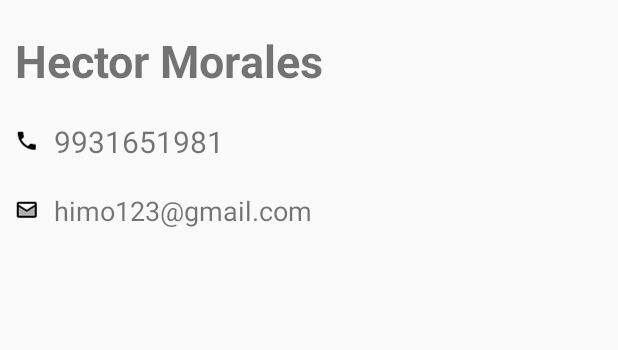
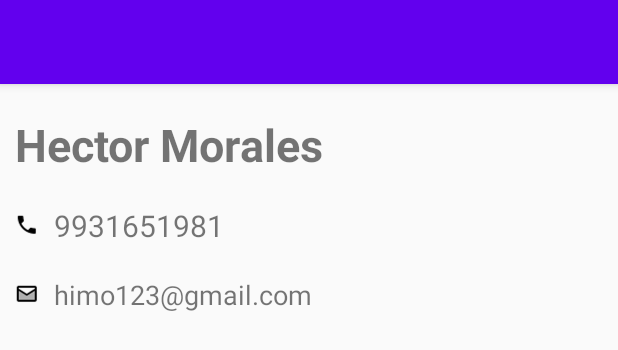
Before and after one commit to himo123/MisContactos, an Android app: the layout activity_detalle_contacto.xml on its own in the app's theme, with its tools: preview values and no code run, on a phone screen of 412 x 824 dp. Shown: the top 350 px of the screen. Run offline under Robolectric (Android 15) with nearby library versions, the phone set to English and light mode, and no system bars.

Commit message:
Commit despues de borrar todo el codigo del RecyclerView porque no funcionó Commit con el RecyclerView funcionando correctamente (semana 3) Commit con el ActionBar realizando el actionbar.xml

```diff
--- /dev/null
+++ b/app/src/main/res/layout/actionbar.xml
@@ -0,0 +1,9 @@
+<?xml version="1.0" encoding="utf-8"?>
+<androidx.appcompat.widget.Toolbar
+    xmlns:android="http://schemas.android.com/apk/res/android"
+    android:layout_width="match_parent"
+    android:layout_height="?attr/actionBarSize"
+    android:background="@color/colorPrimary"
+    android:elevation="@dimen/elevacion_actionbar">
+
+</androidx.appcompat.widget.Toolbar>
--- a/app/src/main/res/layout/activity_detalle_contacto.xml
+++ b/app/src/main/res/layout/activity_detalle_contacto.xml
@@ -4,17 +4,20 @@
     xmlns:tools="http://schemas.android.com/tools"
     android:layout_width="match_parent"
     android:layout_height="match_parent"
-    android:layout_marginLeft="@dimen/left"
-    android:layout_marginTop="@dimen/top"
-    android:layout_marginRight="@dimen/left"
-    android:layout_marginBottom="@dimen/top"
     android:orientation="vertical"
     tools:context=".DetalleContacto">
+
+    <include
+        android:id="@+id/miActionBar"
+        layout="@layout/actionbar"></include>
 
     <TextView
         android:id="@+id/tvNombreContacto"
         android:layout_width="wrap_content"
         android:layout_height="wrap_content"
+        android:layout_marginLeft="@dimen/left"
+        android:layout_marginTop="@dimen/top"
+        android:layout_marginRight="@dimen/left"
         android:text="@string/nombreContacto"
         android:textStyle="bold"
         android:textSize="@dimen/nombre_contacto">
@@ -24,7 +27,9 @@
         android:layout_width="match_parent"
         android:layout_height="wrap_content"
         android:orientation="horizontal"
+        android:layout_marginLeft="@dimen/left"
         android:layout_marginTop="@dimen/top"
+        android:layout_marginRight="@dimen/left"
         android:onClick="llamar">
 
         <ImageView
@@ -51,7 +56,9 @@
         android:layout_width="wrap_content"
         android:layout_height="wrap_content"
         android:orientation="horizontal"
+        android:layout_marginLeft="@dimen/left"
         android:layout_marginTop="@dimen/top"
+        android:layout_marginRight="@dimen/left"
         android:onClick="mandarMail">
 
         <ImageView
--- a/app/src/main/res/layout/cardview_contacto.xml
+++ b/app/src/main/res/layout/cardview_contacto.xml
@@ -26,8 +26,8 @@
             android:orientation="horizontal">
 
             <ImageButton
-                android:layout_width="44dp"
-                android:layout_height="44dp"
+                android:layout_width="34dp"
+                android:layout_height="34dp"
                 android:id="@+id/btnLike"
                 android:background="@drawable/ic_like_gris" />
 
--- a/app/src/main/res/values-normal/dimens.xml
+++ b/app/src/main/res/values-normal/dimens.xml
@@ -5,4 +5,5 @@
     <dimen name="email_contacto">18sp</dimen>
     <dimen name="top">20sp</dimen>
     <dimen name="left">10dp</dimen>
+    <dimen name="elevacion_actionbar">4dp</dimen>
 </resources>
--- a/app/src/main/res/values/styles.xml
+++ b/app/src/main/res/values/styles.xml
@@ -1,6 +1,6 @@
 <resources>
     <!-- Base application theme. -->
-    <style name="AppTheme" parent="Theme.AppCompat.Light.DarkActionBar">
+    <style name="AppTheme" parent="Theme.AppCompat.Light.NoActionBar">
         <!-- Customize your theme here. -->
         <item name="colorPrimary">@color/colorPrimary</item>
         <item name="colorPrimaryDark">@color/colorPrimaryDark</item>
```
Also changed, not shown: app/src/main/res/layout/activity_main.xml (+6 -1 lines).
